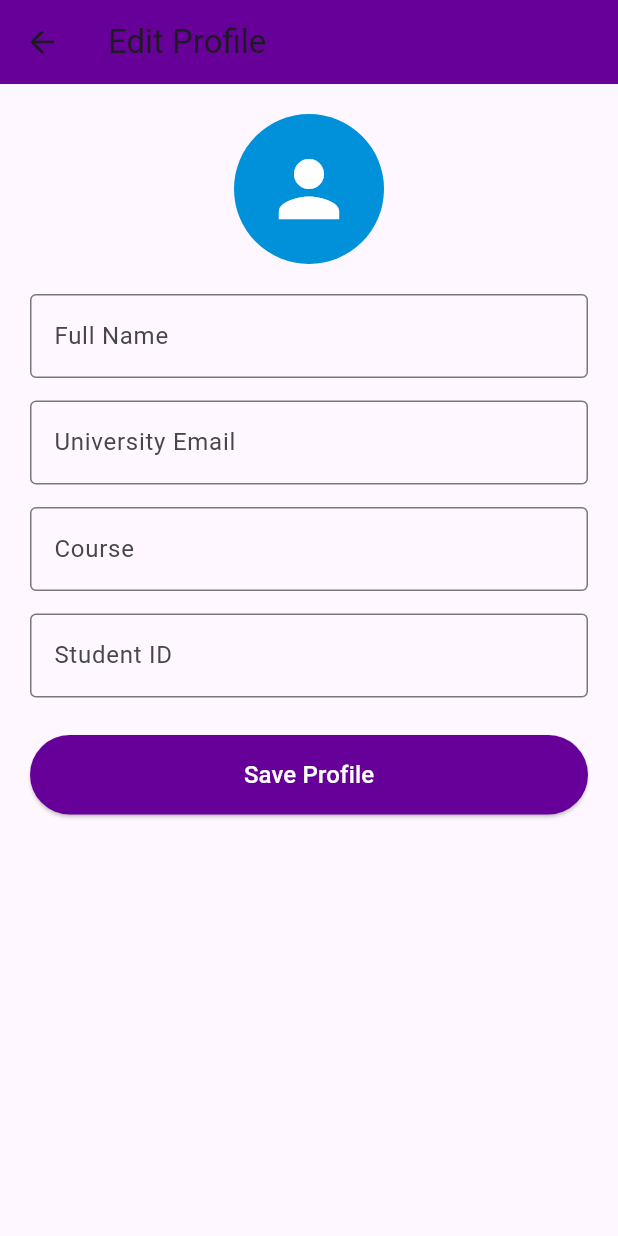
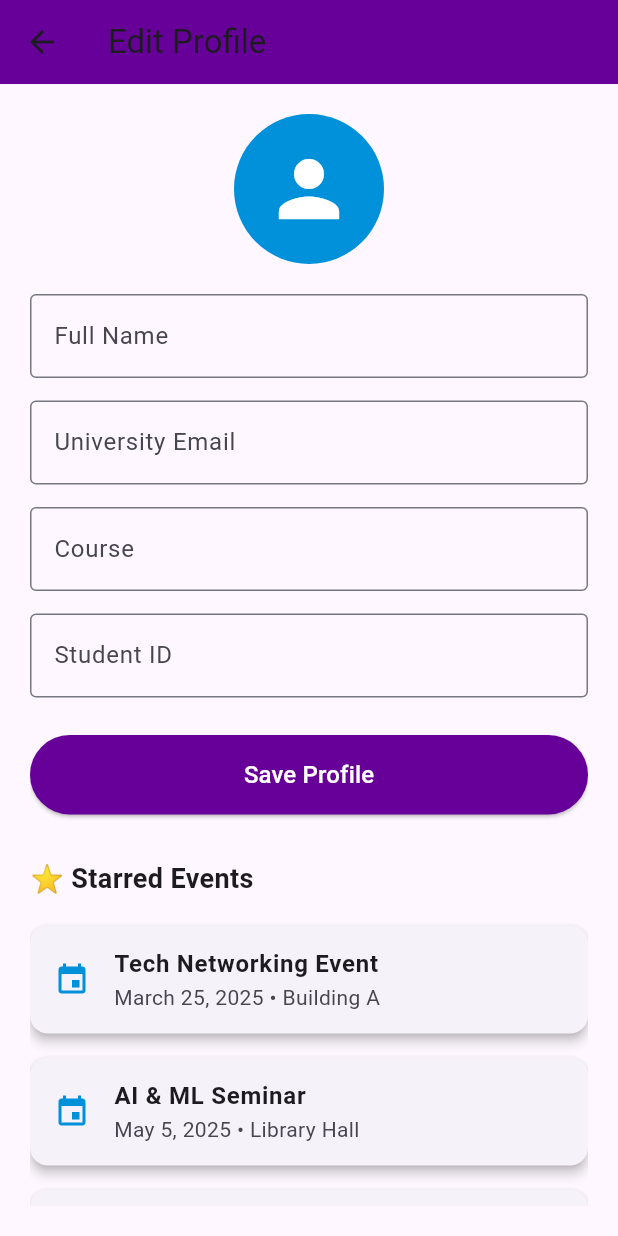
Before and after one commit to Uni-Pulse/uni_pulse, a Flutter app: the ProfileScreen screen opened directly, on a phone screen of 412 x 824 dp. Run offline on Flutter 3.47's test engine with Material 3 defaults, Android fonts, the light colour scheme and no system bars; our stand-ins replace cloud_firestore, firebase_auth, firebase_core, flutter_riverpod, image_picker; accounts and stored records are empty.

Commit message:
Update profile_screen.dart

```diff
--- a/lib/Screens/profile_screen.dart
+++ b/lib/Screens/profile_screen.dart
@@ -14,6 +14,24 @@ class _ProfileScreenState extends State<ProfileScreen> {
   String _email = '';
   String _course = '';
   String _studentID = '';
+
+  final List<Map<String, String>> starredEvents = [
+    {
+      'title': 'Tech Networking Event',
+      'date': 'March 25, 2025',
+      'location': 'Building A'
+    },
+    {
+      'title': 'AI & ML Seminar',
+      'date': 'May 5, 2025',
+      'location': 'Library Hall'
+    },
+    {
+      'title': 'Career Fair',
+      'date': 'July 20, 2025',
+      'location': 'Main Auditorium'
+    },
+  ];
 
   @override
   Widget build(BuildContext context) {
@@ -103,7 +121,25 @@ class _ProfileScreenState extends State<ProfileScreen> {
                   'Save Profile',
                   style: TextStyle(fontSize: 16, color: Colors.white),
                 ),
-              )
+              ),
+
+              SizedBox(height: 30),
+              Text(
+                '⭐ Starred Events',
+                style: TextStyle(fontSize: 18, fontWeight: FontWeight.bold),
+              ),
+              SizedBox(height: 10),
+
+              // Scrollable List of Starred Events
+              ...starredEvents.map((event) => Card(
+                    elevation: 3,
+                    margin: EdgeInsets.symmetric(vertical: 8),
+                    child: ListTile(
+                      leading: Icon(Icons.event, color: Color(0xFF0091DA)),
+                      title: Text(event['title']!, style: TextStyle(fontWeight: FontWeight.w600)),
+                      subtitle: Text('${event['date']} • ${event['location']}'),
+                    ),
+                  )),
             ],
           ),
         ),
```
